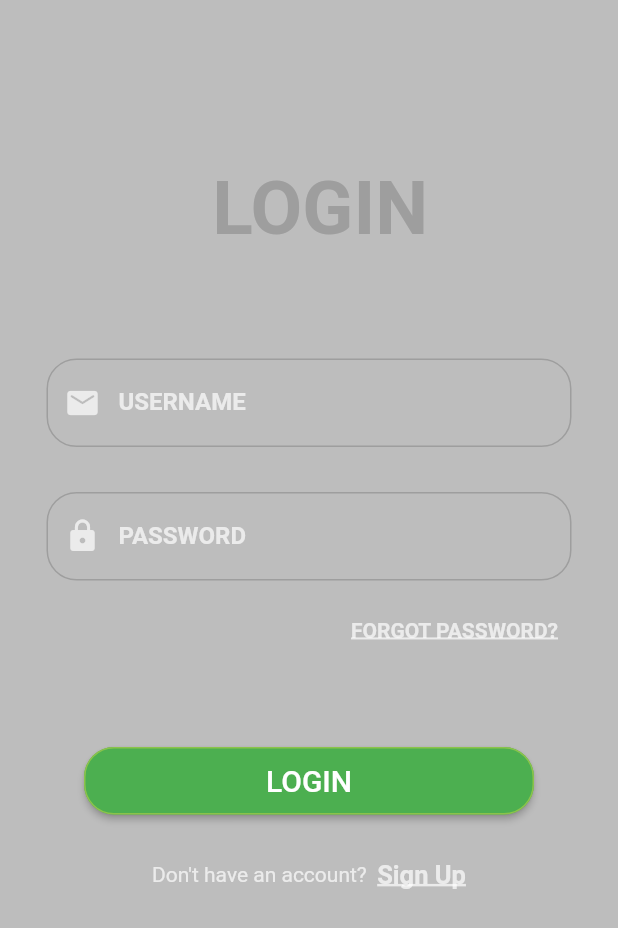
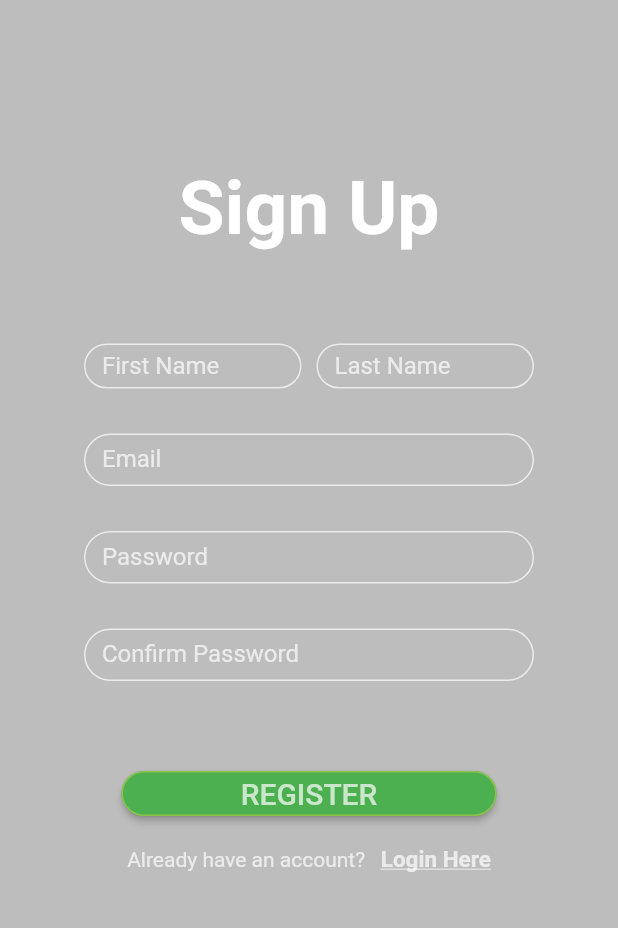
Before and after one commit to sajagsilwal123/ScholarrMobile, a Flutter app: the screen it shows after launch, on a phone screen of 412 x 824 dp. Shown: the top 928 px of the screen. Run offline on Flutter 3.47's test engine with Material 2 defaults, Android fonts, the phone set to English and light mode, and no system bars.

Commit message:
changes made in signup.dart

```diff
--- a/lib/components/body.dart
+++ b/lib/components/body.dart
@@ -1,4 +1,5 @@
 import 'package:flutter/material.dart';
+import 'package:scholarrfrontend/login.dart';
 
 class Body extends StatelessWidget {
 
--- a/lib/main.dart
+++ b/lib/main.dart
@@ -1,8 +1,9 @@
 import 'package:flutter/material.dart';
+import 'signup.dart';
+import 'components/body.dart';
 import 'login.dart';
-import 'components/body.dart';
 
 void main()=> runApp(MaterialApp(
   title: 'Scholarr Mobile App',
-  home: Login()
+  home: Signup()
 ));
--- /dev/null
+++ b/lib/signup.dart
@@ -0,0 +1,202 @@
+import 'package:flutter/material.dart';
+
+class Signup extends StatefulWidget {
+  @override
+  _SignupState createState() => _SignupState();
+}
+
+class _SignupState extends State<Signup> {
+  @override
+  Widget build(BuildContext context) {
+    return Scaffold(
+      resizeToAvoidBottomInset: false,
+      backgroundColor: Colors.black26,
+      body: Column(
+        children: <Widget>[
+          Stack(
+            children:<Widget>[
+              Container(
+                padding: EdgeInsets.fromLTRB(0, 110, 0, 0),
+                child: Center(
+                  child: Text("Sign Up",
+                    style: TextStyle(
+                        color: Colors.white,
+                        fontWeight: FontWeight.bold,
+                        fontSize: 50
+                    ),
+                  ),
+                ),
+              ),
+            ]
+          ),
+          SizedBox(height: 60,),
+          Row(
+            mainAxisAlignment: MainAxisAlignment.center,
+            children:<Widget>[
+              Container(
+                width: 145,
+                height: 30,
+                child: TextFormField(
+                  decoration: InputDecoration(
+                      focusedBorder: OutlineInputBorder(
+                          borderRadius: BorderRadius.circular(20),
+                          borderSide: BorderSide(color: Colors.white70)
+                      ),
+                      enabledBorder: OutlineInputBorder(
+                          borderRadius: BorderRadius.circular(20),
+                          borderSide: BorderSide(color: Colors.white70)
+                      ),
+                      labelText: 'First Name',
+                      labelStyle:TextStyle(
+                          color:Colors.white70
+                      )
+                  ),
+                  style: TextStyle(color: Colors.white70),
+                  textAlign: TextAlign.center,
+                ),
+              ),
+              SizedBox(width: 10,),
+              Container(
+                width: 145,
+                height: 30,
+                child: TextFormField(
+                  decoration: InputDecoration(
+                      focusedBorder: OutlineInputBorder(
+                          borderRadius: BorderRadius.circular(20),
+                          borderSide: BorderSide(color: Colors.white70)
+                      ),
+                      enabledBorder: OutlineInputBorder(
+                          borderRadius: BorderRadius.circular(20),
+                          borderSide: BorderSide(color: Colors.white70)
+                      ),
+                      labelText: 'Last Name',
+                      labelStyle:TextStyle(
+                        color:Colors.white70,
+                      )
+                  ),
+                  style: TextStyle(color: Colors.white70),
+                  textAlign: TextAlign.center,
+                ),
+              ),
+            ]
+          ),
+          SizedBox(height: 30,),
+          Container(
+            height: 35,
+            width: 300,
+            child: TextFormField(
+              decoration: InputDecoration(
+                focusedBorder: OutlineInputBorder(
+                    borderRadius: BorderRadius.circular(20),
+                    borderSide: BorderSide(color: Colors.white70)
+                ),
+                enabledBorder: OutlineInputBorder(
+                  borderRadius: BorderRadius.circular(20),
+                  borderSide: BorderSide(color: Colors.white70)
+                ),
+                  labelText: 'Email',
+                  labelStyle:TextStyle(
+                    color:Colors.white70
+                  )
+              ),
+              style: TextStyle(color: Colors.white70,),
+            ),
+          ),
+          SizedBox(height: 30,),
+          Container(
+            height: 35,
+            width: 300,
+            child: TextFormField(
+              decoration: InputDecoration(
+                  focusedBorder: OutlineInputBorder(
+                      borderRadius: BorderRadius.circular(20),
+                      borderSide: BorderSide(color: Colors.white70)
+                  ),
+                  enabledBorder: OutlineInputBorder(
+                      borderRadius: BorderRadius.circular(20),
+                      borderSide: BorderSide(color: Colors.white70)
+                  ),
+                  labelText: 'Password',
+                  labelStyle:TextStyle(
+                    color:Colors.white70,
+                  )
+              ),
+              style: TextStyle(color: Colors.white70),
+              obscureText: true,
+            ),
+          ),
+          SizedBox(height: 30,),
+          Container(
+            height: 35,
+            width: 300,
+            child: TextFormField(
+              decoration: InputDecoration(
+                  focusedBorder: OutlineInputBorder(
+                      borderRadius: BorderRadius.circular(20),
+                      borderSide: BorderSide(color: Colors.white70)
+                  ),
+                  enabledBorder: OutlineInputBorder(
+                      borderRadius: BorderRadius.circular(20),
+                      borderSide: BorderSide(color: Colors.white70)
+                  ),
+                  labelText: 'Confirm Password',
+                  labelStyle:TextStyle(
+                    color:Colors.white70,
+                  )
+              ),
+              style: TextStyle(color: Colors.white70),
+              obscureText: true,
+            ),
+          ),
+          SizedBox(height: 60,),
+          Container(
+            height: 30,
+            width: 250,
+            child: ElevatedButton(
+              onPressed: (){print("REGISTER BUTTON PRESSED");},
+              child: Text('REGISTER',
+                style: TextStyle(
+                    fontSize: 20,
+                    color: Colors.white70,
+                ),),
+              style: ButtonStyle(
+                  backgroundColor: MaterialStateProperty.all<Color>(Colors.green),
+                  shape: MaterialStateProperty.all<RoundedRectangleBorder>(
+                      RoundedRectangleBorder(
+                        borderRadius: BorderRadius.circular(20.0),
+                        side: BorderSide(color: Colors.lightGreen),
+                      )
+                  )
+              ),
+            ),
+          ),
+          SizedBox(height: 20,),
+          Container(
+            child: Row(
+              mainAxisAlignment: MainAxisAlignment.center,
+              children: <Widget>[
+                Text('Already have an account?   ',
+                  style: TextStyle(
+                    color: Colors.white70
+                  ),
+                ),
+                InkWell(
+                  child: Text('Login Here',
+                  style: TextStyle(
+                    color: Colors.white70,
+                    fontWeight: FontWeight.bold,
+                    decoration: TextDecoration.underline,
+                    decorationColor: Colors.white70,
+                    fontSize: 15
+                  ),
+                  ),
+                  onTap: (){print('Login Button (INKWELL) Pressed');},
+                )
+              ],
+            ),
+          )
+        ],
+      ),
+    );
+  }
+}
```
